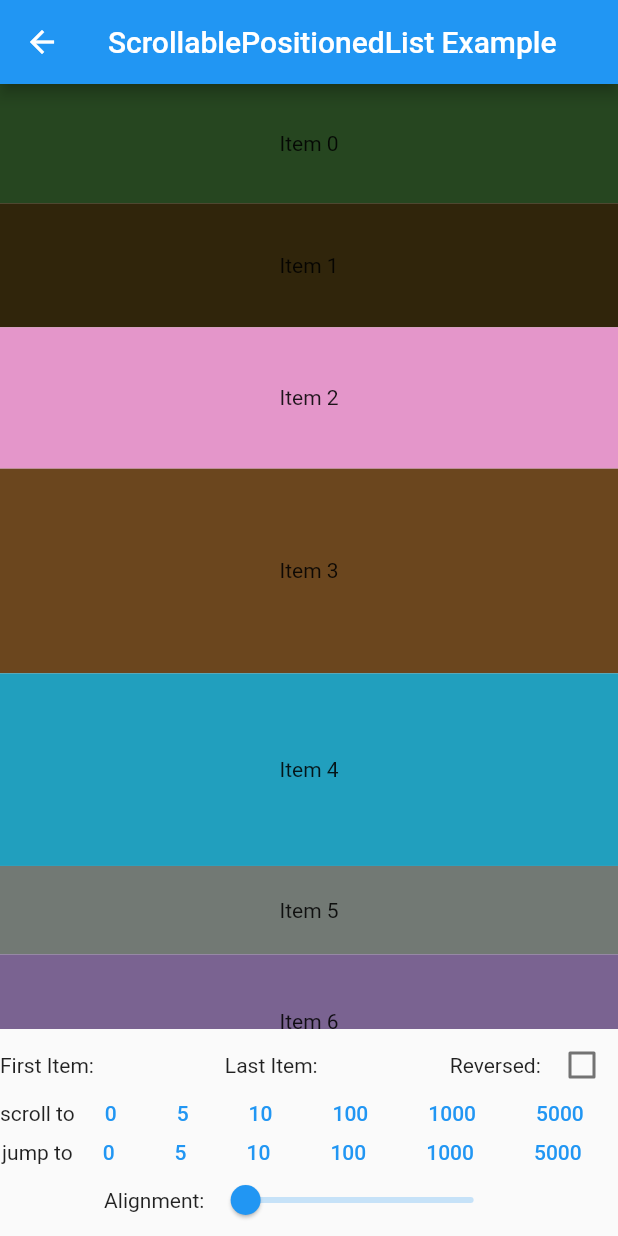
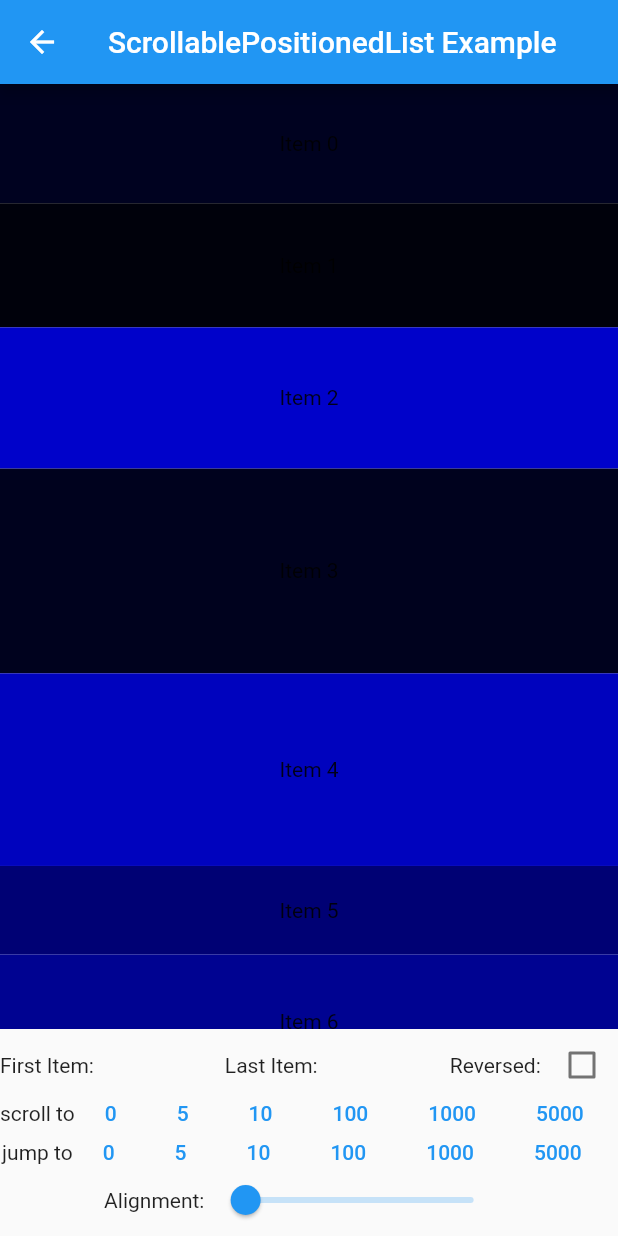
Before and after one commit to Rahulshahare/tiktik, a Flutter app: the ScrollablePositionedListExample screen opened directly, on a phone screen of 412 x 824 dp. Run offline on Flutter 3.47's test engine with Material 2 defaults, Android fonts, the phone set to English and light mode, and no system bars; drawn by our look-alikes of scrollable_positioned_list.

Commit message:
scrollable_positioned_list

```diff
--- a/lib/ui/scrollable_list.dart
+++ b/lib/ui/scrollable_list.dart
@@ -9,9 +9,9 @@ import 'package:scrollable_positioned_list/scrollable_positioned_list.dart';
 const numberOfItems = 5001;
 const minItemHeight = 20.0;
 const maxItemHeight = 150.0;
-const scrollDuration = Duration(seconds: 2);
+const scrollDuration = Duration(seconds: 3);
 
-const randomMax = 1 << 32;
+const randomMax = 1 << 10;
 
 // void main() {
 //   runApp(ScrollablePositionedListExample());
@@ -25,7 +25,7 @@ class ScrollablePositionedListExample extends StatelessWidget {
   Widget build(BuildContext context) {
     return Scaffold(
       appBar: AppBar(
-        title: Text('ScrollablePositionedList Example'),
+        title: const Text('ScrollablePositionedList Example'),
       ),
       //theme: ThemeData(primarySwatch: Colors.blue),
       body: const ScrollablePositionedListPage(),
```
Also changed, not shown: lib/main.dart (+11 -0 lines).
